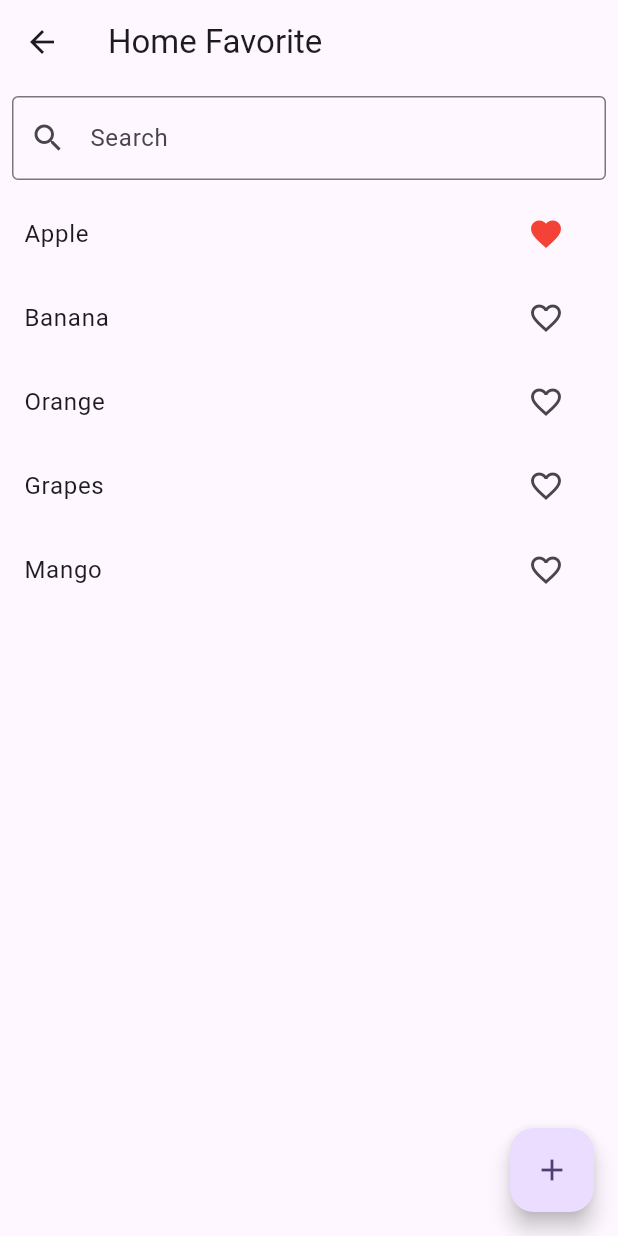
After one commit to fayazashraf98/riverpod_statemanagement, a Flutter app: the MyWidget screen opened by its route, after a tap on the "add" icon, after a tap on the "favorite outline" icon, on a phone screen of 412 x 824 dp. The commit adds this screen. Run offline on Flutter 3.47's test engine with Material 3 defaults, Android fonts, the phone set to English and light mode, and no system bars; our stand-ins replace flutter_riverpod.

Commit message:
Add Lecture 7: Favorites with Filter and Toggle - Connect routing, update README, add comments

```diff
--- /dev/null
+++ b/lib/Lacture7/Model/favorite_items.dart
@@ -0,0 +1,18 @@
+class favoriteItem {
+  final String name;
+  final int id;
+  final bool isFavorite;
+  favoriteItem({
+    required this.name,
+    required this.id,
+    required this.isFavorite,
+  });
+
+  favoriteItem copyWith({String? name, int? id, bool? isFavorited}) {
+    return favoriteItem(
+      name: name ?? this.name,
+      id: id ?? this.id,
+      isFavorite: isFavorited ?? this.isFavorite,
+    );
+  }
+}
--- /dev/null
+++ b/lib/Lacture7/Provider/favorite_provider.dart
@@ -0,0 +1,55 @@
+import 'package:flutter_riverpod/legacy.dart';
+import 'package:riverpod_statemanagement/Lacture7/Model/favorite_items.dart';
+import 'package:riverpod_statemanagement/Lacture7/Provider/favorite_state.dart';
+
+final favoriteProvider = StateNotifierProvider<FavoriteNotifier, FavoriteState>(
+  (ref) {
+    return FavoriteNotifier();
+  },
+);
+
+class FavoriteNotifier extends StateNotifier<FavoriteState> {
+  FavoriteNotifier()
+    : super(FavoriteState(allItems: [], filteredItems: [], search: ''));
+
+  void addItems() {
+    List<favoriteItem> newItems = [
+      favoriteItem(name: 'Apple', id: 1, isFavorite: false),
+      favoriteItem(name: 'Banana', id: 2, isFavorite: false),
+      favoriteItem(name: 'Orange', id: 3, isFavorite: false),
+      favoriteItem(name: 'Grapes', id: 4, isFavorite: false),
+      favoriteItem(name: 'Mango', id: 5, isFavorite: false),
+    ];
+    state = state.copyWith(
+      allItems: newItems.toList(),
+      filteredItems: newItems.toList(),
+    );
+  }
+
+  void toggleFavorite(int id) {
+    final updatedAllItems = state.allItems.map((item) {
+      if (item.id == id) {
+        return item.copyWith(isFavorited: !item.isFavorite);
+      }
+      return item;
+    }).toList();
+
+    state = state.copyWith(
+      allItems: updatedAllItems,
+      filteredItems: updatedAllItems
+          .where((item) => item.name.contains(state.search))
+          .toList(),
+    );
+  }
+
+  void updateSearch(String query) {
+    state = state.copyWith(
+      search: query,
+      filteredItems: state.allItems
+          .where(
+            (item) => item.name.toLowerCase().contains(query.toLowerCase()),
+          )
+          .toList(),
+    );
+  }
+}
--- /dev/null
+++ b/lib/Lacture7/Provider/favorite_state.dart
@@ -0,0 +1,25 @@
+import 'package:riverpod_statemanagement/Lacture7/Model/favorite_items.dart';
+
+class FavoriteState {
+  final List<favoriteItem> allItems;
+  final List<favoriteItem> filteredItems;
+  final String search;
+
+  FavoriteState({
+    required this.allItems,
+    required this.filteredItems,
+    required this.search,
+  });
+
+  FavoriteState copyWith({
+    List<favoriteItem>? allItems,
+    List<favoriteItem>? filteredItems,
+    String? search,
+  }) {
+    return FavoriteState(
+      allItems: allItems ?? this.allItems,
+      filteredItems: filteredItems ?? this.filteredItems,
+      search: search ?? this.search,
+    );
+  }
+}
--- /dev/null
+++ b/lib/Lacture7/home_favorite.dart
@@ -0,0 +1,86 @@
+import 'package:flutter/material.dart';
+import 'package:flutter_riverpod/flutter_riverpod.dart';
+import 'package:riverpod_statemanagement/Lacture7/Provider/favorite_provider.dart';
+
+/// Lecture 7: Favorites with Filter and Toggle
+///
+/// This demo showcases a practical use case of StateNotifierProvider combined with
+/// search functionality. The main features include:
+/// - Add items to a favorites list using the FloatingActionButton
+/// - Search/filter items by name using the TextField
+/// - Toggle favorite status by clicking the heart icon
+/// - Real-time filtering as you type
+///
+/// Key concepts demonstrated:
+/// - StateNotifierProvider for managing complex state (all items, filtered items, search query)
+/// - `ref.watch()` for reading provider state and rebuilding when it changes
+/// - `ref.read()` for triggering state updates in callbacks (addItems, updateSearch, toggleFavorite)
+/// - Immutable state updates using copyWith pattern
+class MyWidget extends ConsumerWidget {
+  const MyWidget({super.key});
+
+  @override
+  Widget build(BuildContext context, WidgetRef ref) {
+    // Watch the favorite provider to get the current state (all items, filtered items, search text)
+    final favoriteState = ref.watch(favoriteProvider);
+
+    return Scaffold(
+      floatingActionButton: FloatingActionButton(
+        /// Adds 5 sample fruit items (Apple, Banana, Orange, Grapes, Mango) to the list
+        onPressed: () {
+          ref.read(favoriteProvider.notifier).addItems();
+        },
+        child: const Icon(Icons.add),
+      ),
+      appBar: AppBar(title: const Text('Home Favorite')),
+      body: Column(
+        children: [
+          /// Search TextField: Updates the filtered list in real-time as user types
+          /// Calls updateSearch() on the provider notifier to filter items by name
+          Padding(
+            padding: const EdgeInsets.all(8.0),
+            child: TextField(
+              onChanged: (value) {
+                ref.read(favoriteProvider.notifier).updateSearch(value);
+              },
+              decoration: const InputDecoration(
+                border: OutlineInputBorder(),
+                labelText: 'Search',
+                prefixIcon: Icon(Icons.search),
+              ),
+            ),
+          ),
+
+          /// Displays the filtered list of items based on search query
+          /// Each item shows its name and a heart icon to toggle favorite status
+          Expanded(
+            child: ListView.builder(
+              itemCount: favoriteState.filteredItems.length,
+              itemBuilder: (context, index) {
+                final item = favoriteState.filteredItems[index];
+                return ListTile(
+                  title: Text(item.name),
+
+                  /// Heart icon toggles favorite status for an item
+                  /// Red heart = favorited, outline heart = not favorited
+                  trailing: IconButton(
+                    icon: Icon(
+                      item.isFavorite ? Icons.favorite : Icons.favorite_border,
+                      color: item.isFavorite ? Colors.red : null,
+                    ),
+                    onPressed: () {
+                      // Toggle favorite status and update filtered list accordingly
+                      ref
+                          .read(favoriteProvider.notifier)
+                          .toggleFavorite(item.id);
+                    },
+                  ),
+                );
+              },
+            ),
+          ),
+        ],
+      ),
+    );
+  }
+}
--- a/lib/main.dart
+++ b/lib/main.dart
@@ -1,6 +1,7 @@
 import 'package:flutter/material.dart';
 import 'package:flutter_riverpod/flutter_riverpod.dart';
 import 'package:riverpod_statemanagement/home_page.dart';
+import 'package:riverpod_statemanagement/Lacture7/home_favorite.dart';
 
 void main() {
   // App entry point.
@@ -19,6 +20,7 @@ class MyApp extends StatelessWidget {
         theme: ThemeData(
           colorScheme: ColorScheme.fromSeed(seedColor: Colors.deepPurple),
         ),
+        routes: {'/lecture7': (_) => const MyWidget()},
         // Home page contains buttons to open each lecture screen.
         home: const HomePage(),
       ),
```
Also changed, not shown: lib/home_page.dart (+8 -1 lines), lib/Lacture6/homeTodoList.dart (renamed from lib/Lacture6/homeScreen.dart), 1 other file.
